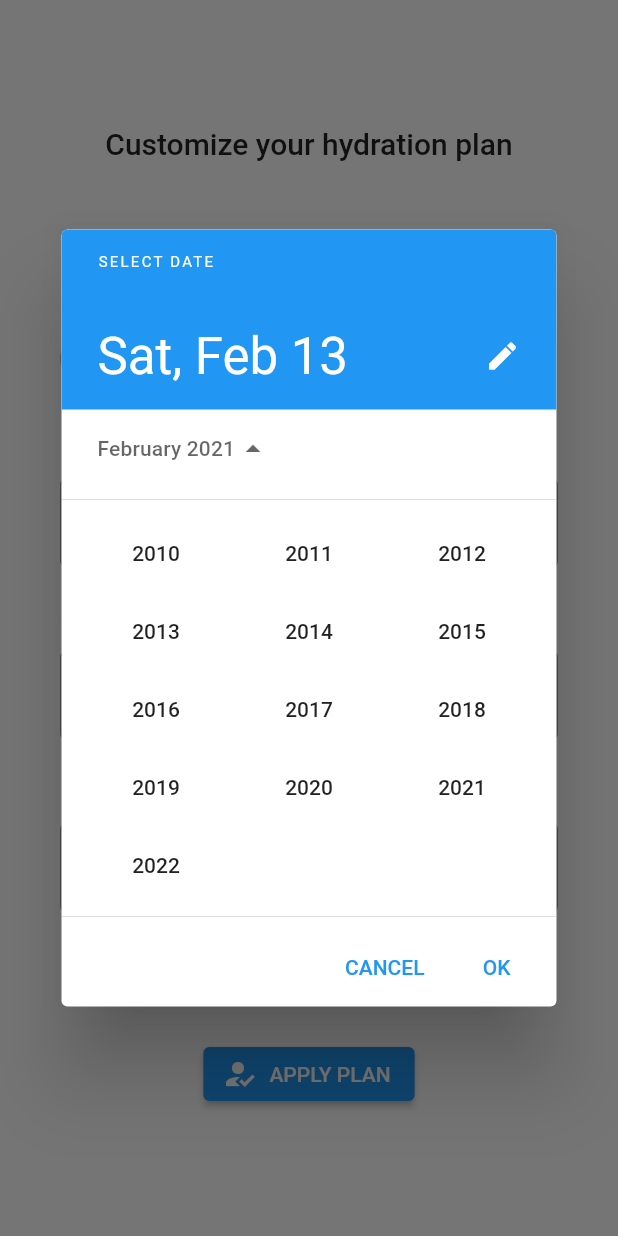
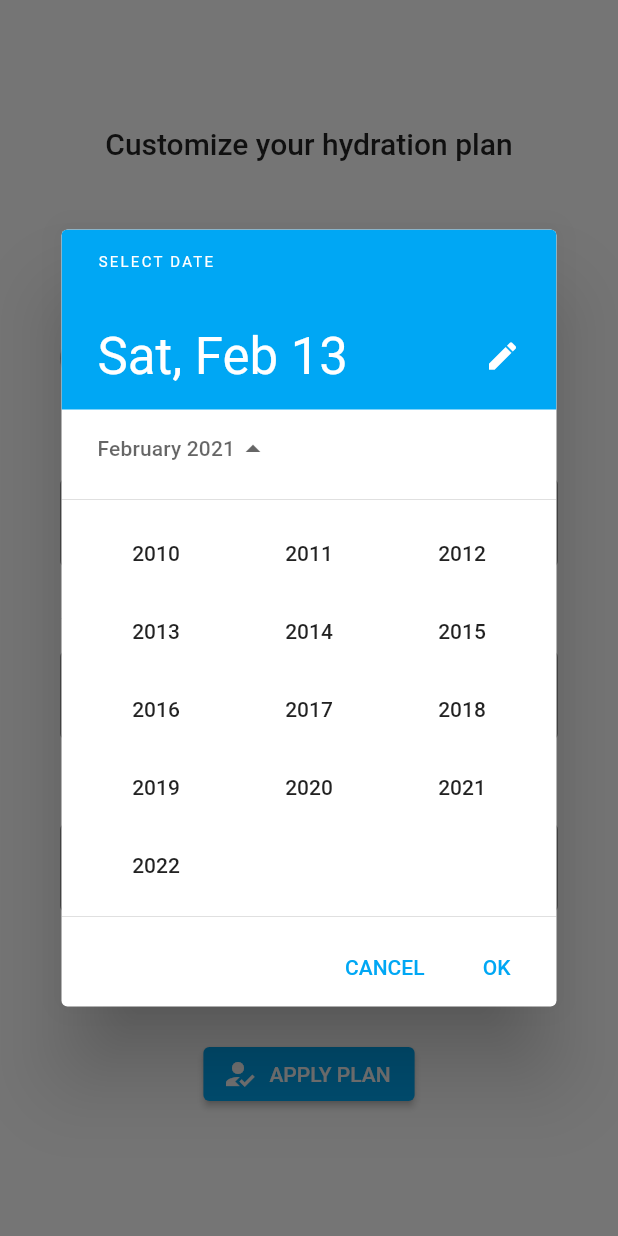
Before and after one commit to japhetobsioma/goldfish, a Flutter app: the screen it shows after launch, after a tap on the "calendar today" icon, on a phone screen of 412 x 824 dp. Run offline on Flutter 3.47's test engine with Material 2 defaults, Android fonts, the phone set to English and light mode, and no system bars; our stand-ins replace flutter_hooks, hooks_riverpod, sqflite; accounts and stored records are empty.

Commit message:
Update welcome screen

```diff
--- a/lib/main.dart
+++ b/lib/main.dart
@@ -2,8 +2,11 @@ import 'package:flutter/material.dart';
 
 import 'package:hooks_riverpod/hooks_riverpod.dart';
 
+import 'theme.dart';
 import 'screens/welcome.dart';
 
+// Wrap the entire application in a 'ProviderScope' so that it can read
+// 'providers'. Check out https://riverpod.dev/ for more information.
 void main() {
   runApp(
     const ProviderScope(
@@ -14,14 +17,17 @@ void main() {
 
 class App extends StatelessWidget {
   const App();
+
   static const appTitle = 'project goldfish';
+  static const initialRouteName = '/';
 
   @override
   Widget build(BuildContext context) {
     return MaterialApp(
       debugShowCheckedModeBanner: false,
+      theme: goldfishTheme(),
       title: appTitle,
-      initialRoute: '/',
+      initialRoute: initialRouteName,
       routes: {
         '/': (context) => const WelcomeScreen(),
       },
--- a/lib/screens/welcome.dart
+++ b/lib/screens/welcome.dart
@@ -6,6 +6,7 @@ import 'package:intl/intl.dart';
 
 import '../models/user_information.dart';
 
+// Create a provider for UserInformationModel and UserInformationNotifier
 final _userInformationProvider =
     StateNotifierProvider((ref) => UserInformationNotifier());
 
@@ -15,26 +16,126 @@ class WelcomeScreen extends StatelessWidget {
   @override
   Widget build(BuildContext context) {
     return Scaffold(
-      backgroundColor: Colors.white,
       body: SafeArea(
         child: Container(
           width: MediaQuery.of(context).size.width,
           height: MediaQuery.of(context).size.height,
           child: MediaQuery.of(context).orientation == Orientation.portrait
-              ? PortraitStyleWidget()
-              : LandscapeStyleWidget(),
+              // Separate the designs for the portrait and landscape.
+              ? const PortraitStyleWidget()
+              : const LandscapeStyleWidget(),
         ),
       ),
     );
   }
 }
 
-const welcomeScreenTitleText = 'Customize your hydration plan';
-const genderText = 'GENDER';
-const birthdayText = 'BIRTHDAY';
-const wakeUpTimeText = 'WAKE-UP TIME';
-const bedtimeText = 'BEDTIME';
+const _titleText = 'Customize your hydration plan';
+const _genderText = 'GENDER';
+const _birthdayText = 'BIRTHDAY';
+const _wakeUpTimeText = 'WAKE-UP TIME';
+const _bedtimeText = 'BEDTIME';
 
+class TitleTextWidget extends StatelessWidget {
+  const TitleTextWidget();
+
+  @override
+  Widget build(BuildContext context) {
+    return Text(
+      _titleText,
+      style: Theme.of(context).textTheme.headline6,
+    );
+  }
+}
+
+// Widget that handles GenderWidget, BirthdayWidget, WakeUpTime Widget and
+// Bedtime Widget. I separate this widget and include it on LandscapeStyleWidget
+// and PortraitStyleWidgte.
+class InformationFieldsWidget extends StatelessWidget {
+  const InformationFieldsWidget();
+
+  @override
+  Widget build(BuildContext context) {
+    return Column(
+      crossAxisAlignment: CrossAxisAlignment.start,
+      children: [
+        Text(
+          _genderText,
+          style: Theme.of(context).textTheme.overline,
+        ),
+        const SizedBox(
+          height: 12.0,
+        ),
+        const GenderWidget(),
+        const SizedBox(
+          height: 32.0,
+        ),
+        Text(
+          _birthdayText,
+          style: Theme.of(context).textTheme.overline,
+        ),
+        const SizedBox(
+          height: 12.0,
+        ),
+        const BirthdayWidget(),
+        const SizedBox(
+          height: 32.0,
+        ),
+        Text(
+          _wakeUpTimeText,
+          style: Theme.of(context).textTheme.overline,
+        ),
+        const SizedBox(
+          height: 12.0,
+        ),
+        const WakeUpTimeWidget(),
+        const SizedBox(
+          height: 32.0,
+        ),
+        Text(
+          _bedtimeText,
+          style: Theme.of(context).textTheme.overline,
+        ),
+        const SizedBox(
+          height: 12.0,
+        ),
+        const BedtimeWidget(),
+      ],
+    );
+  }
+}
+
+// Design for the portrait orientation.
+class PortraitStyleWidget extends StatelessWidget {
+  const PortraitStyleWidget();
+
+  @override
+  Widget build(BuildContext context) {
+    return Column(
+      mainAxisAlignment: MainAxisAlignment.spaceEvenly,
+      children: [
+        Column(
+          children: [
+            const TitleTextWidget(),
+          ],
+        ),
+        Padding(
+          padding: const EdgeInsets.symmetric(
+            horizontal: 40.0,
+          ),
+          child: const InformationFieldsWidget(),
+        ),
+        Column(
+          children: [
+            const ApplyWidget(),
+          ],
+        ),
+      ],
+    );
+  }
+}
+
+// Design for the landscape orientation.
 class LandscapeStyleWidget extends StatelessWidget {
   const LandscapeStyleWidget();
 
@@ -48,10 +149,7 @@ class LandscapeStyleWidget extends StatelessWidget {
           ),
           child: Column(
             children: [
-              Text(
-                welcomeScreenTitleText,
-                style: Theme.of(context).textTheme.headline6,
-              ),
+              const TitleTextWidget(),
             ],
           ),
         ),
@@ -59,52 +157,7 @@ class LandscapeStyleWidget extends StatelessWidget {
           padding: const EdgeInsets.symmetric(
             horizontal: 40.0,
           ),
-          child: Column(
-            crossAxisAlignment: CrossAxisAlignment.start,
-            children: [
-              Text(
-                genderText,
-                style: Theme.of(context).textTheme.overline,
-              ),
-              const SizedBox(
-                height: 12.0,
-              ),
-              const GenderWidget(),
-              const SizedBox(
-                height: 32.0,
-              ),
-              Text(
-                birthdayText,
-                style: Theme.of(context).textTheme.overline,
-              ),
-              const SizedBox(
-                height: 12.0,
-              ),
-              const BirthdayWidget(),
-              const SizedBox(
-                height: 32.0,
-              ),
-              Text(
-                wakeUpTimeText,
-                style: Theme.of(context).textTheme.overline,
-              ),
-              const SizedBox(
-                height: 12.0,
-              ),
-              const WakeUpTimeWidget(),
-              const SizedBox(
-                height: 32.0,
-              ),
-              Text(
-                bedtimeText,
-                style: Theme.of(context).textTheme.overline,
-              ),
-              const SizedBox(
-                height: 12.0,
-              ),
-              const BedtimeWidget(),
-            ],
-          ),
+          child: const InformationFieldsWidget(),
         ),
         Padding(
           padding: const EdgeInsets.symmetric(
@@ -121,83 +174,8 @@ class LandscapeStyleWidget extends StatelessWidget {
   }
 }
 
-class PortraitStyleWidget extends StatelessWidget {
-  const PortraitStyleWidget();
-
-  @override
-  Widget build(BuildContext context) {
-    return Column(
-      mainAxisAlignment: MainAxisAlignment.spaceEvenly,
-      children: [
-        Column(
-          children: [
-            Text(
-              welcomeScreenTitleText,
-              style: Theme.of(context).textTheme.headline6,
-            ),
-          ],
-        ),
-        Padding(
-          padding: const EdgeInsets.symmetric(
-            horizontal: 40.0,
-          ),
-          child: Column(
-            crossAxisAlignment: CrossAxisAlignment.start,
-            children: [
-              Text(
-                genderText,
-                style: Theme.of(context).textTheme.overline,
-              ),
-              const SizedBox(
-                height: 12.0,
-              ),
-              const GenderWidget(),
-              const SizedBox(
-                height: 32.0,
-              ),
-              Text(
-                birthdayText,
-                style: Theme.of(context).textTheme.overline,
-              ),
-              const SizedBox(
-                height: 12.0,
-              ),
-              const BirthdayWidget(),
-              const SizedBox(
-                height: 32.0,
-              ),
-              Text(
-                wakeUpTimeText,
-                style: Theme.of(context).textTheme.overline,
-              ),
-              const SizedBox(
-                height: 12.0,
-              ),
-              const WakeUpTimeWidget(),
-              const SizedBox(
-                height: 32.0,
-              ),
-              Text(
-                bedtimeText,
-                style: Theme.of(context).textTheme.overline,
-              ),
-              const SizedBox(
-                height: 12.0,
-              ),
-              const BedtimeWidget(),
-            ],
-          ),
-        ),
-        Column(
-          children: [
-            const ApplyWidget(),
-          ],
-        ),
-      ],
-    );
-  }
-}
-
+// Declare gender state and provider so that this will be the only widget to be
+// rebuild later after the state has changed.
 final _genderState = Provider<Gender>((ref) {
   return ref.watch(_userInformationProvider.state).gender;
 });
@@ -237,6 +215,10 @@ class GenderWidget extends HookWidget {
   }
 }
 
+// Declare birthday state and provider so that this will be the only widget to
+// be rebuild later after the state has changed. I prevent the user from
+// entering a value in TextFormField so that it will function as a holder of
+// the value generated from the DatePicker.
 final _birthdayState = Provider<DateTime>((ref) {
   return ref.watch(_userInformationProvider.state).birthday;
 });
@@ -291,6 +273,10 @@ class BirthdayWidget extends HookWidget {
   }
 }
 
+// Declare wake-up time state and provider so that this will be the only widget
+// to be rebuild later after the state has changed. I prevent the user from
+// entering a value in TextFormField so that it will function as a holder of
+// the value generated from the TimePicker.
 final _wakeUpTimeState = Provider<TimeOfDay>((ref) {
   return ref.watch(_userInformationProvider.state).wakeUpTime;
 });
@@ -340,6 +326,10 @@ class WakeUpTimeWidget extends HookWidget {
   }
 }
 
+// Declare bedtime state and provider so that this will be the only widget to
+// be rebuild later after the state has changed. I prevent the user from
+// entering a value in TextFormField so that it will function as a holder of
+// the value generated from the DatePicker.
 final _bedtimeState = Provider<TimeOfDay>((ref) {
   return ref.watch(_userInformationProvider.state).bedtime;
 });
@@ -389,6 +379,8 @@ class BedtimeWidget extends HookWidget {
   }
 }
 
+// After the user clicked the 'APPLY PLAN' button, all users data will be
+// inserted in SQLite database using SQFlite library.
 class ApplyWidget extends HookWidget {
   const ApplyWidget();
 
@@ -398,6 +390,7 @@ class ApplyWidget extends HookWidget {
       onPressed: () {
         context.read(_userInformationProvider).setWaterIntakeGoal();
         context.read(_userInformationProvider).insertUserInformation();
+        // Show all rows. For #testing only.
         context.read(_userInformationProvider).queryAllRows();
       },
       icon: const Icon(
--- /dev/null
+++ b/lib/theme.dart
@@ -0,0 +1,50 @@
+import 'package:flutter/material.dart';
+
+ThemeData goldfishTheme() {
+  final _base = ThemeData.light();
+
+  return _base.copyWith(
+    colorScheme: _goldfishColorScheme,
+    accentColor: _goldfishLightBlue200,
+    primaryColor: _goldfishBlue500,
+    scaffoldBackgroundColor: _goldfishBackgroundWhite,
+    elevatedButtonTheme: _elevatedButtonThemeData,
+    errorColor: _goldfishErrorRed,
+  );
+}
+
+ElevatedButtonThemeData _elevatedButtonThemeData = ElevatedButtonThemeData(
+  style: ElevatedButton.styleFrom(
+    primary: _goldfishBlue500,
+  ),
+);
+
+const ColorScheme _goldfishColorScheme = ColorScheme(
+  primary: _goldfishBlue500,
+  primaryVariant: _goldfishBlue700,
+  secondary: _goldfishLightBlue200,
+  secondaryVariant: _goldfishLightBlue700,
+  surface: _goldfishBackgroundWhite,
+  background: _goldfishBackgroundWhite,
+  error: _goldfishErrorRed,
+  onPrimary: _goldfishBackgroundWhite,
+  onSecondary: _goldfishBackgroundBlack,
+  onSurface: _goldfishBackgroundBlack,
+  onBackground: _goldfishBackgroundBlack,
+  onError: _goldfishBackgroundWhite,
+  brightness: Brightness.light,
+);
+
+// Colors are generated from '[Light Theme] goldfish.xd'. I use
+// https://convertingcolors.com/ to conver HEX color format (Example: #00A7F4)
+// to android.graphics.Color code (Example: 0xFF00A7F4).
+const Color _goldfishBlue500 = Color(0xFF00A7F4);
+const Color _goldfishBlue700 = Color(0xFF0385D1);
+
+const Color _goldfishLightBlue200 = Color(0xFF82D2FA);
+const Color _goldfishLightBlue700 = Color(0xFF1685CF);
+
+const Color _goldfishBackgroundWhite = Color(0xFFFFFFFF);
+const Color _goldfishBackgroundBlack = Color(0xFF000000);
+
+const Color _goldfishErrorRed = Color(0xFFB00020);
--- a/pubspec.yaml
+++ b/pubspec.yaml
@@ -15,7 +15,7 @@ publish_to: 'none' # Remove this line if you wish to publish to pub.dev
 # In iOS, build-name is used as CFBundleShortVersionString while build-number used as CFBundleVersion.
 # Read more about iOS versioning at
 # https://developer.apple.com/library/archive/documentation/General/Reference/InfoPlistKeyReference/Articles/CoreFoundationKeys.html
-version: 1.0.0+1
+version: 0.1.0
 
 environment:
   sdk: ">=2.7.0 <3.0.0"
@@ -34,6 +34,7 @@ dependencies:
   intl: ^0.16.1
   sqflite: ^1.3.2+3
   path_provider: ^1.6.27
+  sizer: ^1.1.8
 
 
 dev_dependencies:
```
Also changed, not shown: lib/screens/home.dart (added, +50 -0 lines), pubspec.lock, 2 other files.
